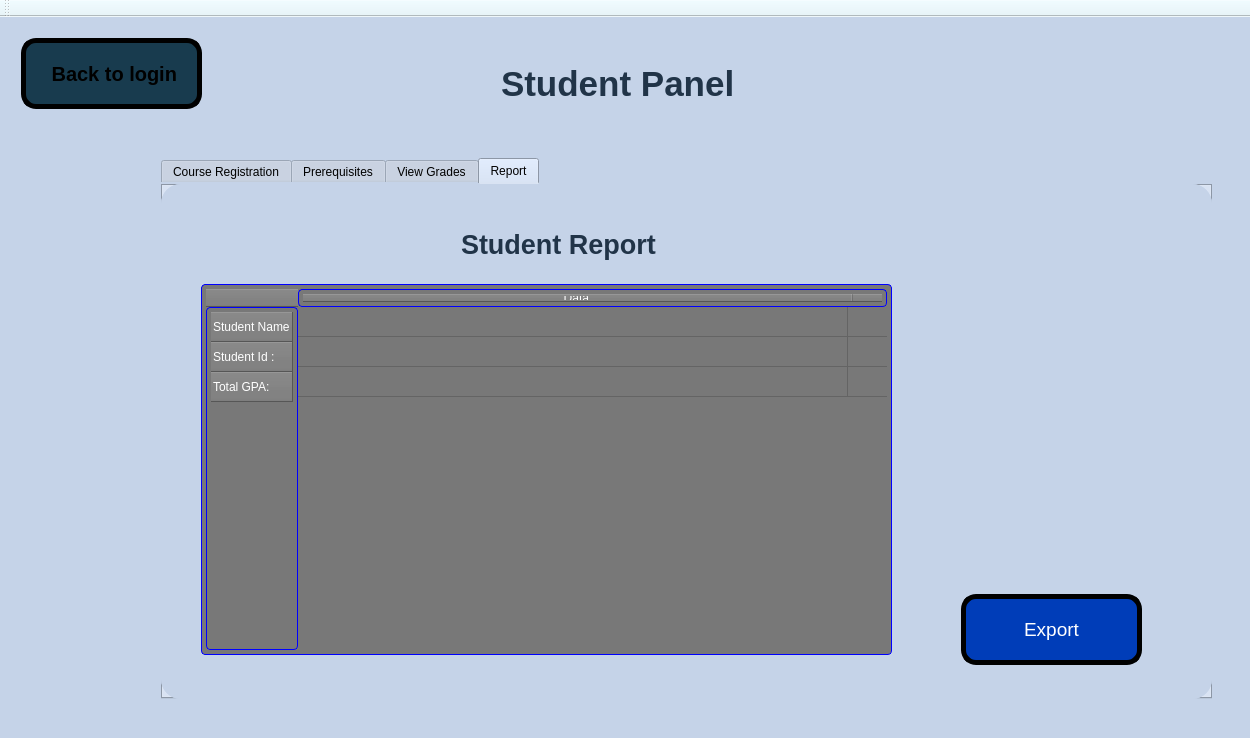
Qt form Coursify.ui (Ahmed-ElGoharyy/Coursifyy) before a commit.
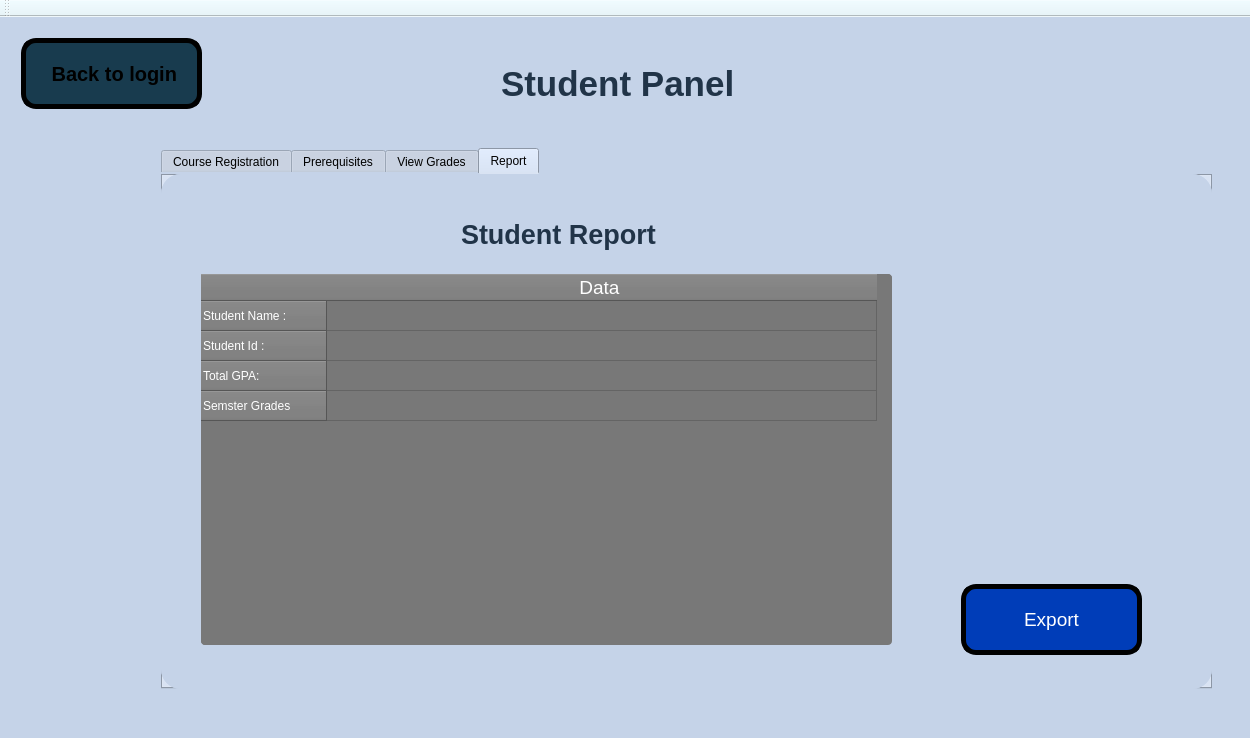
The same form after that commit. Icons and pictures are not drawn.

What changed in the file:
```diff
--- a/Coursify.ui
+++ b/Coursify.ui
@@ -3760,7 +3760,7 @@
         <property name="geometry">
          <rect>
           <x>150</x>
-          <y>130</y>
+          <y>120</y>
           <width>1051</width>
           <height>541</height>
          </rect>
@@ -4850,9 +4850,9 @@
            <string notr="true">background-color: rgb(120, 120, 120);
 
    color:white;
-    border: 1px solid Blue;
+   /* border: 1px solid Blue;*/
     border-radius: 4px;
-    padding: 4px;
+   /* padding: 4px;*/
 
 </string>
           </property>
@@ -4865,6 +4865,18 @@
           <property name="horizontalScrollBarPolicy">
            <enum>Qt::ScrollBarPolicy::ScrollBarAlwaysOff</enum>
           </property>
+          <property name="selectionMode">
+           <enum>QAbstractItemView::SelectionMode::SingleSelection</enum>
+          </property>
+          <property name="gridStyle">
+           <enum>Qt::PenStyle::SolidLine</enum>
+          </property>
+          <property name="rowCount">
+           <number>4</number>
+          </property>
+          <property name="columnCount">
+           <number>1</number>
+          </property>
           <attribute name="horizontalHeaderDefaultSectionSize">
            <number>550</number>
           </attribute>
@@ -4886,21 +4898,22 @@
             <string>Total GPA:</string>
            </property>
           </row>
+          <row>
+           <property name="text">
+            <string>Semster Grades         </string>
+           </property>
+          </row>
           <column>
            <property name="text">
             <string>Data </string>
            </property>
            <property name="font">
             <font>
+             <pointsize>14</pointsize>
              <hintingpreference>PreferDefaultHinting</hintingpreference>
             </font>
            </property>
           </column>
-          <column>
-           <property name="text">
-            <string/>
-           </property>
-          </column>
           <item row="0" column="0">
            <property name="text">
             <string/>
@@ -4917,6 +4930,11 @@
             <string/>
            </property>
           </item>
+          <item row="3" column="0">
+           <property name="text">
+            <string/>
+           </property>
+          </item>
          </widget>
          <widget class="QLabel" name="label_23">
           <property name="geometry">
```
